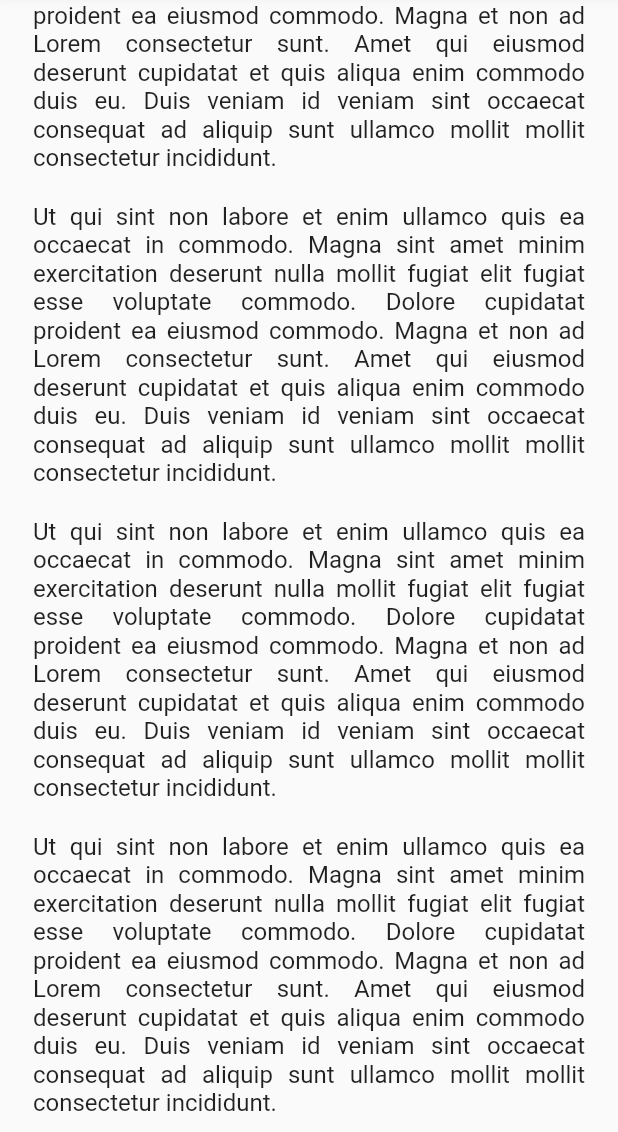
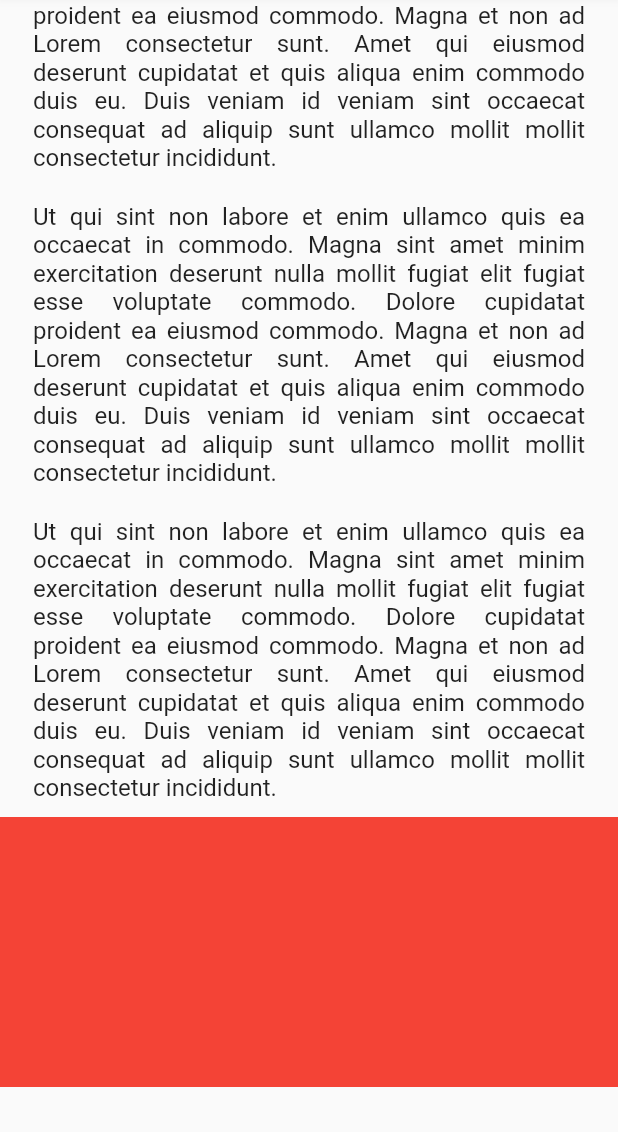
Before and after one commit to luisfdomontoya/movieapp, a Flutter app: the DetailsScreen screen opened by its route, scrolled down 386 dp, on a phone screen of 412 x 824 dp, the part 104-1236 px from its top. Run offline on Flutter 3.47's test engine with Material 2 defaults, Android fonts, the phone set to English and light mode, and no system bars; our stand-ins replace card_swiper; network calls fail.

Commit message:
details_screen -- movie casting cards

```diff
--- a/lib/screens/details_screen.dart
+++ b/lib/screens/details_screen.dart
@@ -1,4 +1,5 @@
 import 'package:flutter/material.dart';
+import 'package:movieapp/widgets/widgets.dart';
 
 class DetailsScreen extends StatelessWidget {
   const DetailsScreen({super.key});
@@ -23,7 +24,7 @@ class DetailsScreen extends StatelessWidget {
               _OverView(),
               _OverView(),
               _OverView(),
-              _OverView(),
+              CastingCards(),
             ]),
           )
         ],
--- /dev/null
+++ b/lib/widgets/casting_cards.dart
@@ -0,0 +1,24 @@
+import 'package:flutter/material.dart';
+
+class CastingCards extends StatelessWidget {
+  @override
+  Widget build(BuildContext context) {
+    return Container(
+      margin: const EdgeInsets.only(bottom: 30),
+      width: double.infinity,
+      height: 180,
+      color: Colors.red,
+      child: ListView.builder(
+        itemCount: 10,
+        itemBuilder: (context, index) => _CastCard(),
+      ),
+    );
+  }
+}
+
+class _CastCard extends StatelessWidget {
+  @override
+  Widget build(BuildContext context) {
+    return Container();
+  }
+}
--- a/lib/widgets/widgets.dart
+++ b/lib/widgets/widgets.dart
@@ -1,2 +1,3 @@
+export 'package:movieapp/widgets/card_swiper.dart';
+export 'package:movieapp/widgets/casting_cards.dart';
 export 'package:movieapp/widgets/movie_slider.dart';
-export 'package:movieapp/widgets/card_swiper.dart';
```
